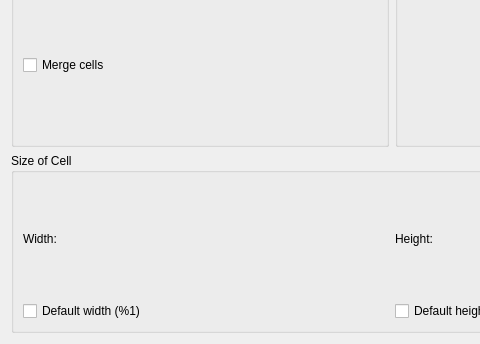
Qt form kspread/dialogs/PositionWidget.ui (KDE/koffice) before a commit; both pictures show x 0 to 480 and y 417 to 761 of the 783 by 761 pixel window.
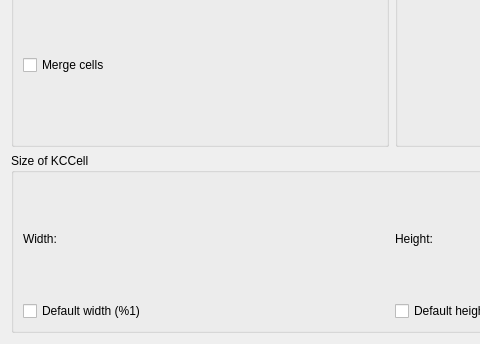
The same form after that commit.

Commit message: Rename Cell to KCCell

```diff
--- a/kspread/dialogs/PositionWidget.ui
+++ b/kspread/dialogs/PositionWidget.ui
@@ -195,7 +195,7 @@
       <string>The unit used here is the one set in Format -&gt; Page Layout.. dialog.</string>
      </property>
      <property name="title">
-      <string>Size of Cell</string>
+      <string>Size of KCCell</string>
      </property>
      <layout class="QGridLayout">
       <item row="0" column="1">
```
The commit also changes 132 other files.
